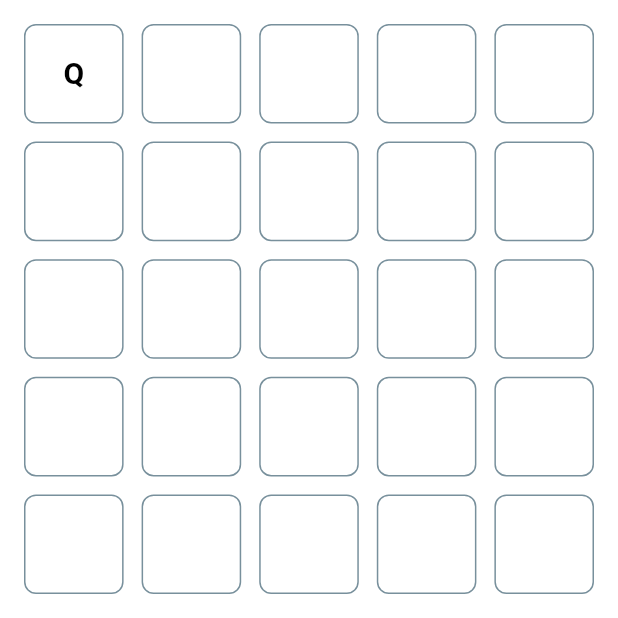
After one commit to zmisson424/wordle, a Flutter app: the screen it shows after launch, after a tap on an icon or button, on a phone screen of 412 x 824 dp, the top half of it. The commit adds this screen. Run offline on Flutter 3.47's test engine with Material 2 defaults, Android fonts, the phone set to English and light mode, and no system bars; our stand-ins replace equatable, flutter_bloc; generated files the repository leaves out were written again.

Commit message:
integrating letter on board

```diff
--- a/lib/bloc/bloc/wordle_bloc.dart
+++ b/lib/bloc/bloc/wordle_bloc.dart
@@ -9,9 +9,9 @@ class WordleBloc extends Bloc<WordleEvent, WordleState> {
   }
 
   Future<void> _onLetterKeyPressed(LetterKeyPressed event, Emitter<WordleState> emit) async {
-    // TODO
 
-    print("User has selected a letter");
-    print(event.letter);
+    emit(state.copyWith(
+      fullGuess: state.fullGuess + event.letter,
+    ));
   }
 }
--- a/lib/bloc/state/wordle_state.dart
+++ b/lib/bloc/state/wordle_state.dart
@@ -3,20 +3,27 @@ import 'package:equatable/equatable.dart';
 class WordleState extends Equatable {
 
   const WordleState({
-    this.answer = 'guess'
+    this.answer = 'guess',
+    this.fullGuess = ''
   });
 
   // The Wordle solution
   final String answer;
 
+  // User input guesses
+  final String fullGuess;
+
   @override
   List<Object> get props => [
-    answer
+    answer,
+    fullGuess
   ];
 
   WordleState copyWith({
-    String? answer
+    String? answer,
+    String? fullGuess
   }) => WordleState(
-    answer: answer ?? this.answer
+    answer: answer ?? this.answer,
+    fullGuess: fullGuess ?? this.fullGuess
   );
 }
--- a/lib/views/home/index.dart
+++ b/lib/views/home/index.dart
@@ -1,8 +1,8 @@
 import 'package:flutter/material.dart';
 import 'package:flutter_bloc/flutter_bloc.dart';
 import 'package:wordle/bloc/bloc/wordle_bloc.dart';
+import 'package:wordle/views/home/widgets/board.dart';
 import 'package:wordle/views/home/widgets/keyboard/index.dart';
-import 'package:wordle/views/home/widgets/letter_cube.dart';
 
 class HomeView extends StatelessWidget {
 
@@ -23,22 +23,11 @@ class HomeView extends StatelessWidget {
           ),
           child: Column(
             mainAxisSize: MainAxisSize.max,
-            children: [
+            children: const [
               Expanded(
-                child: GridView.builder(
-                  gridDelegate: const SliverGridDelegateWithFixedCrossAxisCount(
-                    crossAxisCount: 5,
-                    crossAxisSpacing: 12,
-                    mainAxisSpacing: 12
-                  ),
-                  physics: const NeverScrollableScrollPhysics(),
-                  itemCount: 25,
-                  itemBuilder: ((context, index) =>
-                    const LetterCube()
-                  )
-                ),
+                child: WordleBoard(),
               ),
-              const SizedBox(
+              SizedBox(
                 width: double.infinity,
                 height: 250,
                 child: OnScreenKeyboard(),
--- /dev/null
+++ b/lib/views/home/widgets/board.dart
@@ -0,0 +1,37 @@
+import 'package:flutter/material.dart';
+import 'package:flutter_bloc/flutter_bloc.dart';
+import 'package:wordle/bloc/bloc/wordle_bloc.dart';
+import 'letter_cube.dart';
+
+class WordleBoard extends StatelessWidget {
+
+  const WordleBoard({
+    Key? key
+  }) : super(key: key);
+
+  @override
+  Widget build(BuildContext context) {
+    final userGuess = context.watch<WordleBloc>().state.fullGuess;
+
+    return GridView.builder(
+      gridDelegate: const SliverGridDelegateWithFixedCrossAxisCount(
+        crossAxisCount: 5,
+        crossAxisSpacing: 12,
+        mainAxisSpacing: 12
+      ),
+      physics: const NeverScrollableScrollPhysics(),
+      itemCount: 25,
+      itemBuilder: ((context, index){
+        String? letter;
+
+        if(index < userGuess.length){
+          letter = userGuess[index];
+        }
+
+        return LetterCube(
+          letter: letter,
+        );
+      })
+    );
+  }
+}
--- a/lib/views/home/widgets/letter_cube.dart
+++ b/lib/views/home/widgets/letter_cube.dart
@@ -3,20 +3,31 @@ import 'package:flutter/material.dart';
 class LetterCube extends StatelessWidget {
 
   const LetterCube({
-    Key? key
+    Key? key,
+    this.letter
   }) : super(key: key);
+
+  final String? letter;
 
   @override
   Widget build(BuildContext context) {
     return Container(
       width: double.infinity,
       height: double.infinity,
+      alignment: Alignment.center,
       decoration: BoxDecoration(
         border: Border.all(
           color: Colors.blueGrey.shade400,
         ),
         borderRadius: BorderRadius.circular(8)
       ),
+      child: letter != null ? Text(
+        letter!,
+        style: const TextStyle(
+          fontSize: 20,
+          fontWeight: FontWeight.bold
+        ),
+      ): Container(),
     );
   }
 }
```
